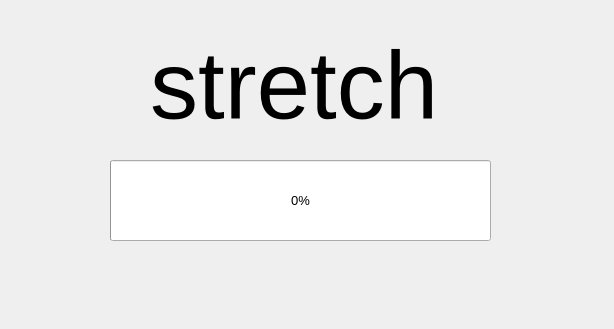
The window that stretch_reminder_gui/form.ui (b-s-code/stretch_reminder) describes before a commit, drawn with Qt 5.
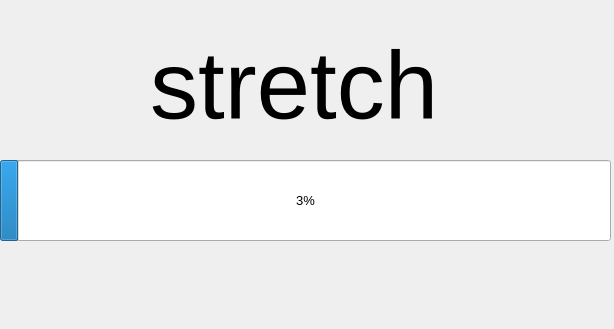
The same window after the commit.

Commit message: Make progress bar wider so break seems quicker.

Patch:
```diff
--- a/stretch_reminder_gui/form.ui
+++ b/stretch_reminder_gui/form.ui
@@ -34,9 +34,9 @@
   <widget class="QProgressBar" name="progressBar">
    <property name="geometry">
     <rect>
-     <x>110</x>
+     <x>0</x>
      <y>160</y>
-     <width>381</width>
+     <width>611</width>
      <height>81</height>
     </rect>
    </property>
@@ -46,7 +46,7 @@
     </font>
    </property>
    <property name="value">
-    <number>0</number>
+    <number>3</number>
    </property>
   </widget>
  </widget>
```
The commit also changes 2 other files.
